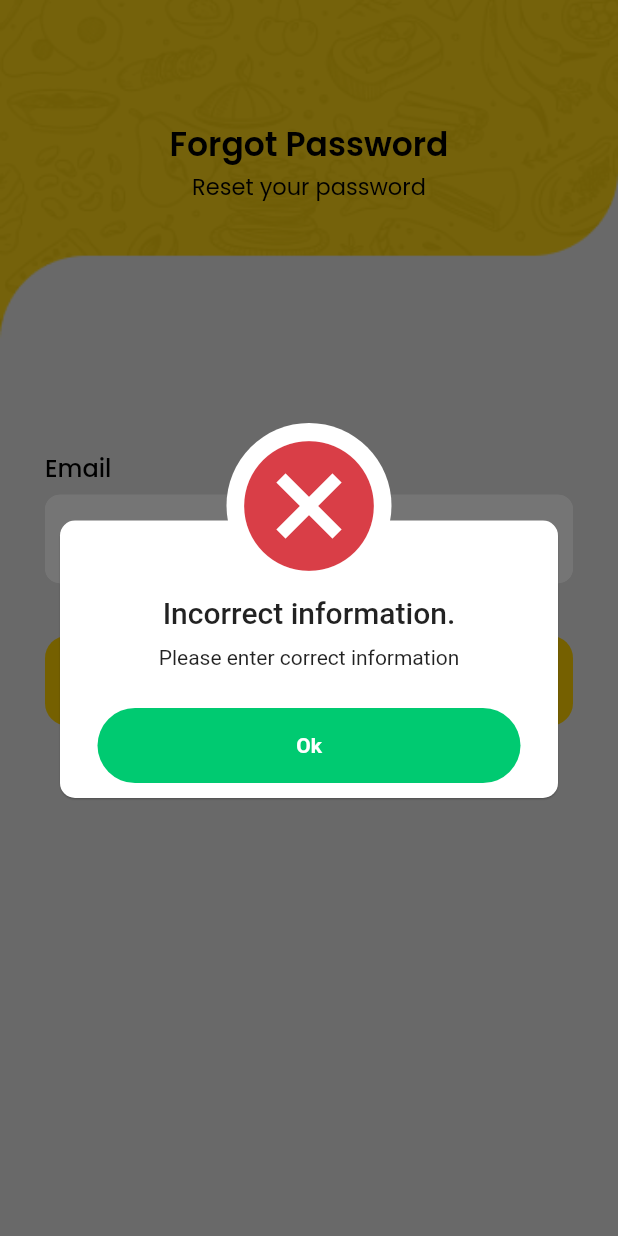
After one commit to Proacademy-Online/food-app, a Flutter app: the ForgotPasswordPage screen opened directly, after a tap on "Send password reset email", on a phone screen of 412 x 824 dp. The commit adds this screen. Run offline on Flutter 3.47's test engine with Material 2 defaults, Android fonts, the phone set to English and light mode, and no system bars; our stand-ins replace animate_do, awesome_dialog, carousel_slider, cloud_firestore, email_validator, firebase_auth and 3 more; accounts and stored records are empty.

Commit message:
password reset

```diff
--- a/lib/controllers/auth_controller.dart
+++ b/lib/controllers/auth_controller.dart
@@ -19,14 +19,16 @@ class AuthController {
     String phone,
   ) async {
     try {
-      UserCredential userCredential = await FirebaseAuth.instance
-          .createUserWithEmailAndPassword(
+      UserCredential userCredential =
+          await FirebaseAuth.instance.createUserWithEmailAndPassword(
         email: email,
         password: password,
-      )
-          .whenComplete(() async {
-        await DatabaseController().saveUserData(name, phone, email);
-      });
+      );
+
+      if (userCredential.user!.uid.isNotEmpty) {
+        await DatabaseController()
+            .saveUserData(name, phone, email, userCredential.user!.uid);
+      }
 
       DialogBox().dialogBox(
         context,
@@ -86,4 +88,28 @@ class AuthController {
       }
     }
   }
+
+  // Send password reset email function
+  Future<void>? sendPasswordResetEmail(
+      BuildContext context, String email) async {
+    try {
+      await auth.sendPasswordResetEmail(email: email);
+    } on FirebaseAuthException catch (e) {
+      if (e.code == 'invalid-email') {
+        DialogBox().dialogBox(
+          context,
+          DialogType.ERROR,
+          'Invalid email.',
+          'Please enter valid email.',
+        );
+      } else {
+        DialogBox().dialogBox(
+          context,
+          DialogType.ERROR,
+          'ERROR.',
+          e.toString(),
+        );
+      }
+    } catch (e) {}
+  }
 }
--- a/lib/controllers/db_controller.dart
+++ b/lib/controllers/db_controller.dart
@@ -12,13 +12,15 @@ class DatabaseController {
     String name,
     String phone,
     String email,
+    String uid,
   ) {
-    // Call the user's CollectionReference to add a new user
     return users
-        .add({
+        .doc(uid)
+        .set({
           'name': name,
           'email': email,
           'phone': phone,
+          'uid': uid,
         })
         .then((value) => print("User Added"))
         .catchError((error) => print("Failed to add user: $error"));
--- /dev/null
+++ b/lib/screens/login_screen/forgot_password_screen.dart
@@ -0,0 +1,105 @@
+import 'package:awesome_dialog/awesome_dialog.dart';
+import 'package:email_validator/email_validator.dart';
+import 'package:flutter/material.dart';
+import 'package:food_app/components/custom_button.dart';
+import 'package:food_app/components/custom_dialogbox.dart';
+import 'package:food_app/components/custom_header.dart';
+import 'package:food_app/components/custom_loader.dart';
+import 'package:food_app/components/custom_textfeild.dart';
+import 'package:food_app/controllers/auth_controller.dart';
+import 'package:google_fonts/google_fonts.dart';
+
+class ForgotPasswordPage extends StatefulWidget {
+  const ForgotPasswordPage({Key? key}) : super(key: key);
+
+  @override
+  _ForgotPasswordPageState createState() => _ForgotPasswordPageState();
+}
+
+class _ForgotPasswordPageState extends State<ForgotPasswordPage> {
+  final _email = TextEditingController();
+  bool isLoading = false;
+
+  @override
+  Widget build(BuildContext context) {
+    final size = MediaQuery.of(context).size;
+    return Scaffold(
+      body: Container(
+        height: size.height,
+        color: const Color(0xffE5E5E5),
+        child: SingleChildScrollView(
+          child: Column(
+            children: [
+              CustomHeader(
+                size: size,
+                header: "Forgot Password",
+                tagline: "Reset your password",
+                image: "top.png",
+              ),
+              const SizedBox(height: 20),
+              Padding(
+                padding:
+                    const EdgeInsets.symmetric(horizontal: 30, vertical: 20),
+                child: Column(
+                  crossAxisAlignment: CrossAxisAlignment.start,
+                  children: [
+                    Text(
+                      'Email',
+                      style: GoogleFonts.poppins(
+                        fontSize: 16,
+                        color: Colors.black,
+                        fontWeight: FontWeight.w500,
+                      ),
+                    ),
+                    const SizedBox(height: 6),
+                    CustomTextfeild(controller: _email),
+                    const SizedBox(height: 35),
+                    isLoading
+                        ? const CustomLoader()
+                        : CustomButton(
+                            text: "Send password reset email",
+                            onTap: () async {
+                              if (inputValidation()) {
+                                setState(() {
+                                  isLoading = true;
+                                });
+
+                                await AuthController().sendPasswordResetEmail(
+                                    context, _email.text);
+
+                                setState(() {
+                                  isLoading = false;
+                                });
+                              } else {
+                                DialogBox().dialogBox(
+                                  context,
+                                  DialogType.ERROR,
+                                  'Incorrect information.',
+                                  'Please enter correct information',
+                                );
+                              }
+                            },
+                          ),
+                    const SizedBox(height: 20),
+                  ],
+                ),
+              ),
+            ],
+          ),
+        ),
+      ),
+    );
+  }
+
+  bool inputValidation() {
+    var isValid = false;
+    if (_email.text.isEmpty) {
+      isValid = false;
+    } else if (!EmailValidator.validate(_email.text)) {
+      isValid = false;
+    } else {
+      isValid = true;
+    }
+    return isValid;
+  }
+}
--- a/pubspec.yaml
+++ b/pubspec.yaml
@@ -42,6 +42,7 @@ dependencies:
   firebase_auth: "^3.1.1"
   awesome_dialog: ^2.1.1
   cloud_firestore: "^2.5.3"
+  flutter_spinkit: ^5.1.0
 
 dev_dependencies:
   flutter_test:
```
Also changed, not shown: lib/components/custom_loader.dart (added, +16 -0 lines), lib/screens/login_screen/login_screen.dart (+29 -3 lines), lib/screens/login_screen/register_screen.dart (+13 -1 lines), pubspec.lock.
